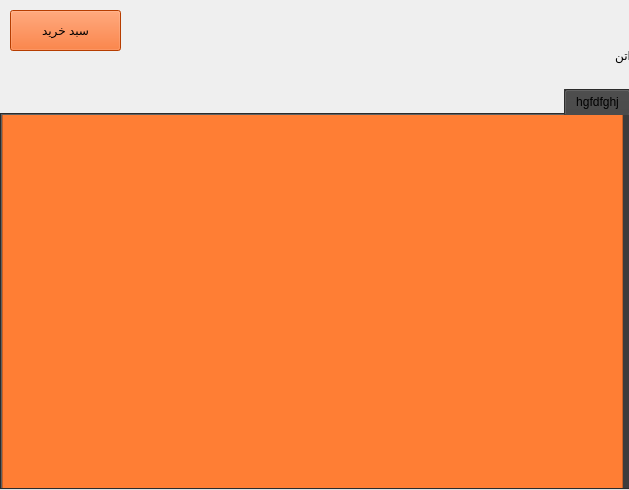
Above: FOOD/restaurantMenu.ui from pooratho/FOOD before the change. Below: the same form after it.
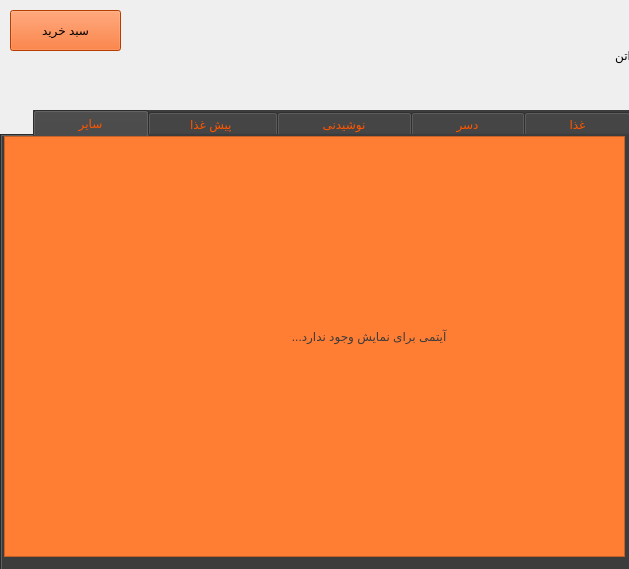
That is the form after the change. Icons and pictures are not drawn.

Commit message: add and connect restaurant menu for customer to the project

```diff
--- a/FOOD/restaurantMenu.ui
+++ b/FOOD/restaurantMenu.ui
@@ -7,59 +7,24 @@
     <x>0</x>
     <y>0</y>
     <width>629</width>
-    <height>490</height>
+    <height>569</height>
    </rect>
   </property>
+  <property name="minimumSize">
+   <size>
+    <width>629</width>
+    <height>569</height>
+   </size>
+  </property>
+  <property name="maximumSize">
+   <size>
+    <width>629</width>
+    <height>569</height>
+   </size>
+  </property>
   <property name="windowTitle">
    <string>Form</string>
   </property>
-  <widget class="QTabWidget" name="tabWidget">
-   <property name="geometry">
-    <rect>
-     <x>0</x>
-     <y>89</y>
-     <width>631</width>
-     <height>401</height>
-    </rect>
-   </property>
-   <property name="layoutDirection">
-    <enum>Qt::LayoutDirection::RightToLeft</enum>
-   </property>
-   <property name="styleSheet">
-    <string notr="true">background-color: rgb(60, 60, 60);</string>
-   </property>
-   <property name="currentIndex">
-    <number>0</number>
-   </property>
-   <widget class="QWidget" name="tab">
-    <attribute name="title">
-     <string>hgfdfghj</string>
-    </attribute>
-    <widget class="QWidget" name="widget" native="true">
-     <property name="geometry">
-      <rect>
-       <x>0</x>
-       <y>-1</y>
-       <width>621</width>
-       <height>381</height>
-      </rect>
-     </property>
-     <widget class="QListWidget" name="listWidget">
-      <property name="geometry">
-       <rect>
-        <x>0</x>
-        <y>0</y>
-        <width>621</width>
-        <height>381</height>
-       </rect>
-      </property>
-      <property name="styleSheet">
-       <string notr="true">background-color: rgb(255, 126, 52);</string>
-      </property>
-     </widget>
-    </widget>
-   </widget>
-  </widget>
   <widget class="QLabel" name="label">
    <property name="geometry">
     <rect>
@@ -113,6 +78,207 @@
 </string>
    </property>
   </widget>
+  <widget class="QTabWidget" name="tabWidget_2">
+   <property name="geometry">
+    <rect>
+     <x>0</x>
+     <y>110</y>
+     <width>631</width>
+     <height>461</height>
+    </rect>
+   </property>
+   <property name="layoutDirection">
+    <enum>Qt::LayoutDirection::RightToLeft</enum>
+   </property>
+   <property name="styleSheet">
+    <string notr="true">background-color: rgb(60, 60, 60);
+font: 13pt &quot;B Farnaz&quot;;
+color: rgb(255, 85, 0);</string>
+   </property>
+   <property name="currentIndex">
+    <number>4</number>
+   </property>
+   <widget class="QWidget" name="tab_3">
+    <attribute name="title">
+     <string>          غذا          </string>
+    </attribute>
+    <widget class="QListWidget" name="listWidgetMain">
+     <property name="geometry">
+      <rect>
+       <x>2</x>
+       <y>0</y>
+       <width>621</width>
+       <height>421</height>
+      </rect>
+     </property>
+     <property name="styleSheet">
+      <string notr="true">background-color: rgb(255, 126, 52);</string>
+     </property>
+    </widget>
+    <widget class="QLabel" name="label_5">
+     <property name="geometry">
+      <rect>
+       <x>160</x>
+       <y>150</y>
+       <width>291</width>
+       <height>101</height>
+      </rect>
+     </property>
+     <property name="styleSheet">
+      <string notr="true">background-color: rgb(255, 126, 52);
+color: rgb(60, 60, 60);
+font: 18pt &quot;B Farnaz&quot;;</string>
+     </property>
+     <property name="text">
+      <string>  آیتمی برای نمایش وجود ندارد...</string>
+     </property>
+    </widget>
+   </widget>
+   <widget class="QWidget" name="tab_4">
+    <attribute name="title">
+     <string>          دسر          </string>
+    </attribute>
+    <widget class="QListWidget" name="listWidgetDessert">
+     <property name="geometry">
+      <rect>
+       <x>2</x>
+       <y>0</y>
+       <width>621</width>
+       <height>421</height>
+      </rect>
+     </property>
+     <property name="styleSheet">
+      <string notr="true">background-color: rgb(255, 126, 52);</string>
+     </property>
+    </widget>
+    <widget class="QLabel" name="label_9">
+     <property name="geometry">
+      <rect>
+       <x>160</x>
+       <y>150</y>
+       <width>291</width>
+       <height>101</height>
+      </rect>
+     </property>
+     <property name="styleSheet">
+      <string notr="true">background-color: rgb(255, 126, 52);
+color: rgb(60, 60, 60);
+font: 18pt &quot;B Farnaz&quot;;</string>
+     </property>
+     <property name="text">
+      <string>  آیتمی برای نمایش وجود ندارد...</string>
+     </property>
+    </widget>
+   </widget>
+   <widget class="QWidget" name="tab_5">
+    <attribute name="title">
+     <string>          نوشیدنی          </string>
+    </attribute>
+    <widget class="QListWidget" name="listWidgetDrink">
+     <property name="geometry">
+      <rect>
+       <x>2</x>
+       <y>0</y>
+       <width>621</width>
+       <height>421</height>
+      </rect>
+     </property>
+     <property name="styleSheet">
+      <string notr="true">background-color: rgb(255, 126, 52);</string>
+     </property>
+    </widget>
+    <widget class="QLabel" name="label_8">
+     <property name="geometry">
+      <rect>
+       <x>160</x>
+       <y>150</y>
+       <width>291</width>
+       <height>101</height>
+      </rect>
+     </property>
+     <property name="styleSheet">
+      <string notr="true">background-color: rgb(255, 126, 52);
+color: rgb(60, 60, 60);
+font: 18pt &quot;B Farnaz&quot;;</string>
+     </property>
+     <property name="text">
+      <string>  آیتمی برای نمایش وجود ندارد...</string>
+     </property>
+    </widget>
+   </widget>
+   <widget class="QWidget" name="tab_6">
+    <attribute name="title">
+     <string>         پیش غذا          </string>
+    </attribute>
+    <widget class="QListWidget" name="listWidgetStarter">
+     <property name="geometry">
+      <rect>
+       <x>2</x>
+       <y>0</y>
+       <width>621</width>
+       <height>421</height>
+      </rect>
+     </property>
+     <property name="styleSheet">
+      <string notr="true">background-color: rgb(255, 126, 52);</string>
+     </property>
+    </widget>
+    <widget class="QLabel" name="label_7">
+     <property name="geometry">
+      <rect>
+       <x>160</x>
+       <y>150</y>
+       <width>291</width>
+       <height>101</height>
+      </rect>
+     </property>
+     <property name="styleSheet">
+      <string notr="true">background-color: rgb(255, 126, 52);
+color: rgb(60, 60, 60);
+font: 18pt &quot;B Farnaz&quot;;</string>
+     </property>
+     <property name="text">
+      <string>  آیتمی برای نمایش وجود ندارد...</string>
+     </property>
+    </widget>
+   </widget>
+   <widget class="QWidget" name="tab_7">
+    <attribute name="title">
+     <string>          سایر          </string>
+    </attribute>
+    <widget class="QListWidget" name="listWidgetOthers">
+     <property name="geometry">
+      <rect>
+       <x>2</x>
+       <y>0</y>
+       <width>621</width>
+       <height>421</height>
+      </rect>
+     </property>
+     <property name="styleSheet">
+      <string notr="true">background-color: rgb(255, 126, 52);</string>
+     </property>
+    </widget>
+    <widget class="QLabel" name="label_6">
+     <property name="geometry">
+      <rect>
+       <x>160</x>
+       <y>150</y>
+       <width>291</width>
+       <height>101</height>
+      </rect>
+     </property>
+     <property name="styleSheet">
+      <string notr="true">background-color: rgb(255, 126, 52);
+color: rgb(60, 60, 60);
+font: 18pt &quot;B Farnaz&quot;;</string>
+     </property>
+     <property name="text">
+      <string>  آیتمی برای نمایش وجود ندارد...</string>
+     </property>
+    </widget>
+   </widget>
+  </widget>
   <zorder>widget_2</zorder>
   <zorder>tabWidget</zorder>
   <zorder>label</zorder>
```
Left out of the diff: 6 changed lines with no effect on the pictures. The commit also changes 14 other files.
